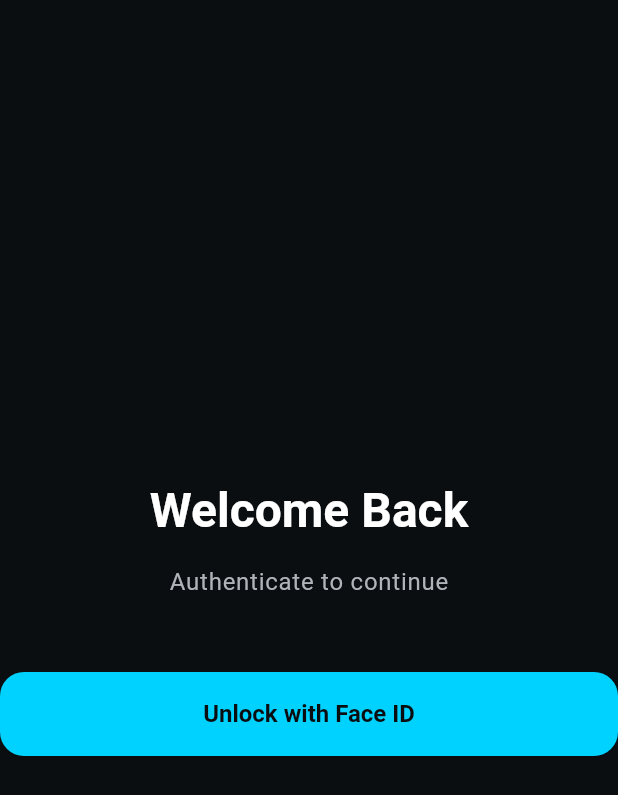
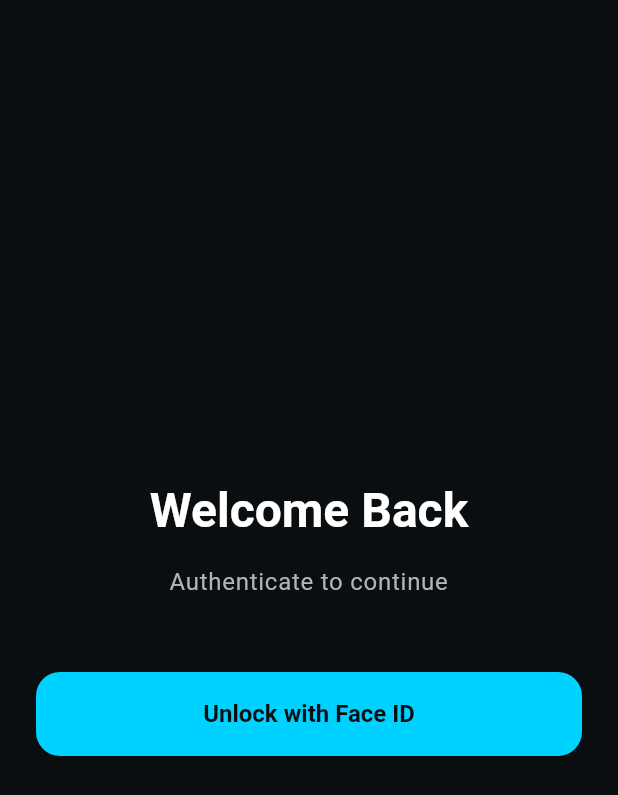
Before and after one commit to DiegoVilla27/face-id-flutter, a Flutter app: the screen it shows after launch, on a phone screen of 412 x 824 dp. Shown: the top 795 px of the screen. Run offline on Flutter 3.47's test engine with Material 3 defaults, Android fonts, the phone set to English and light mode, and no system bars; our stand-ins replace flutter_riverpod, go_router, local_auth, riverpod_annotation; generated files the repository leaves out were written again.

Commit message:
feat(auth): implement functional biometric authentication with error handling

```diff
--- a/lib/core/router/config/router_config.dart
+++ b/lib/core/router/config/router_config.dart
@@ -9,7 +9,8 @@
 
 @riverpod
 GoRouter routerConfig(RouterConfigRef ref) {
-  final bool isLogged = ref.watch(authNotifierProvider);
+  final authState = ref.watch(authNotifierProvider);
+  final bool isLogged = authState.valueOrNull == true;
 
   return GoRouter(
     initialLocation: AppRoutes.login,
--- a/lib/screens/public/login/login_screen.dart
+++ b/lib/screens/public/login/login_screen.dart
@@ -8,8 +8,12 @@
 
   @override
   Widget build(BuildContext context, WidgetRef ref) {
+    final authState = ref.watch(authNotifierProvider);
+
     return Scaffold(
       body: Center(
+        child: Padding(
+          padding: const EdgeInsets.symmetric(horizontal: 24),
           child: Column(
             mainAxisAlignment: MainAxisAlignment.center,
             children: [
@@ -21,16 +25,45 @@
               Text(
                 context.l10n.loginSubtitle,
                 style: context.typography.bodyLarge,
+                textAlign: TextAlign.center,
               ),
               const SizedBox(height: 48),
-            // Placeholder for Face ID button
-            ElevatedButton(
+              // Face ID button or Loading
+              authState.maybeWhen(
+                loading: () => const CircularProgressIndicator.adaptive(),
+                orElse: () => ElevatedButton(
                   onPressed: () {
-                ref.read(authNotifierProvider.notifier).login();
+                    ref.read(authNotifierProvider.notifier).loginWithBiometrics(
+                          reason: context.l10n.loginSubtitle,
+                        );
                   },
                   child: Text(context.l10n.unlockWithFaceId),
                 ),
+              ),
+              if (authState.hasError) ...[
+                const SizedBox(height: 24),
+                Container(
+                  padding: const EdgeInsets.all(12),
+                  decoration: BoxDecoration(
+                    color: context.colors.error.withValues(alpha: 0.1),
+                    borderRadius: BorderRadius.circular(12),
+                  ),
+                  child: Row(
+                    children: [
+                      Icon(Icons.error_outline, color: context.colors.error),
+                      const SizedBox(width: 12),
+                      Expanded(
+                        child: Text(
+                          authState.error.toString(),
+                          style: TextStyle(color: context.colors.error),
+                        ),
+                      ),
                     ],
+                  ),
+                ),
+              ],
+            ],
+          ),
         ),
       ),
     );
```
Also changed, not shown: lib/services/auth_service.dart (+22 -4 lines), lib/services/biometric_service.dart (added, +42 -0 lines), lib/services/auth_service.g.dart, lib/services/biometric_service.g.dart (added), 4 other files. Lines whose indentation alone changed are shown as unchanged.
